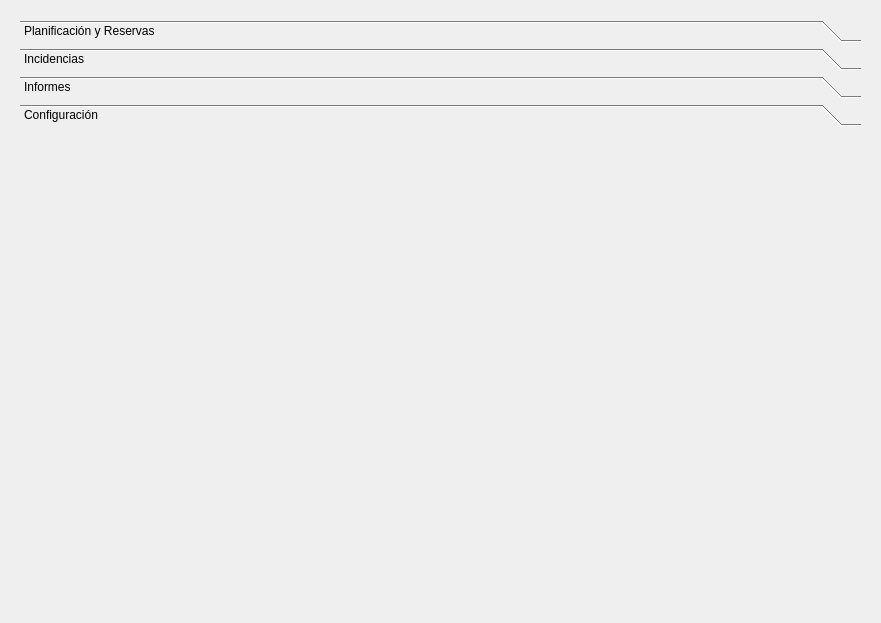
First picture: the form in carritos/view/carritos_ies.ui, repository angeloide78/carritos, before the edit.
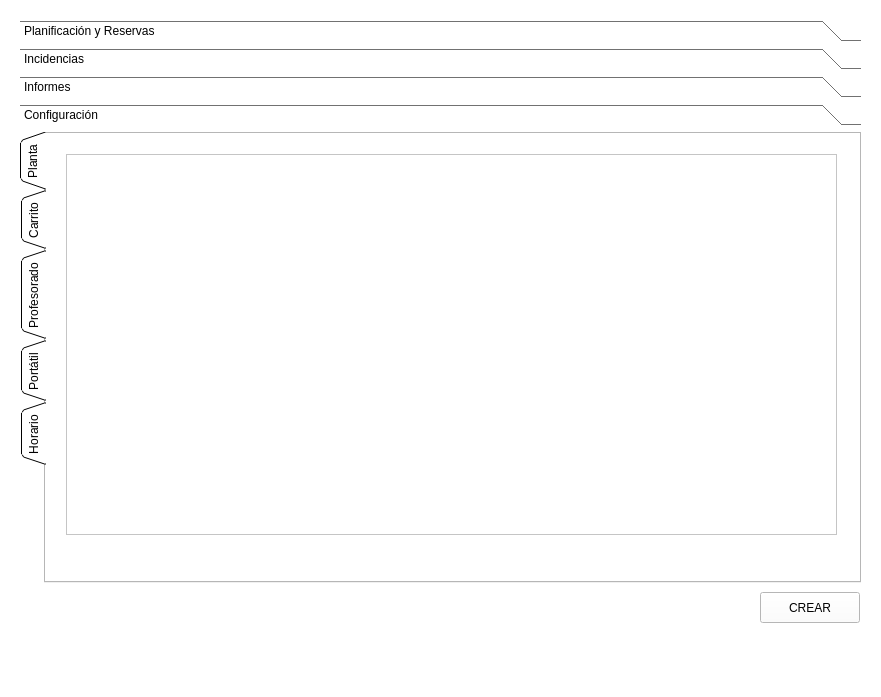
Second picture: the form after the edit. The open tabs and pages were chosen to show the change.

Patch:
```diff
--- a/carritos/view/carritos_ies.ui
+++ b/carritos/view/carritos_ies.ui
@@ -5,14 +5,462 @@
   <property name="windowModality">
    <enum>Qt::ApplicationModal</enum>
   </property>
+  <property name="enabled">
+   <bool>true</bool>
+  </property>
   <property name="geometry">
    <rect>
     <x>0</x>
     <y>0</y>
     <width>881</width>
-    <height>623</height>
+    <height>697</height>
    </rect>
   </property>
+  <property name="palette">
+   <palette>
+    <active>
+     <colorrole role="WindowText">
+      <brush brushstyle="SolidPattern">
+       <color alpha="255">
+        <red>0</red>
+        <green>0</green>
+        <blue>0</blue>
+       </color>
+      </brush>
+     </colorrole>
+     <colorrole role="Button">
+      <brush brushstyle="SolidPattern">
+       <color alpha="255">
+        <red>255</red>
+        <green>255</green>
+        <blue>255</blue>
+       </color>
+      </brush>
+     </colorrole>
+     <colorrole role="Light">
+      <brush brushstyle="SolidPattern">
+       <color alpha="255">
+        <red>255</red>
+        <green>255</green>
+        <blue>255</blue>
+       </color>
+      </brush>
+     </colorrole>
+     <colorrole role="Midlight">
+      <brush brushstyle="SolidPattern">
+       <color alpha="255">
+        <red>255</red>
+        <green>255</green>
+        <blue>255</blue>
+       </color>
+      </brush>
+     </colorrole>
+     <colorrole role="Dark">
+      <brush brushstyle="SolidPattern">
+       <color alpha="255">
+        <red>127</red>
+        <green>127</green>
+        <blue>127</blue>
+       </color>
+      </brush>
+     </colorrole>
+     <colorrole role="Mid">
+      <brush brushstyle="SolidPattern">
+       <color alpha="255">
+        <red>170</red>
+        <green>170</green>
+        <blue>170</blue>
+       </color>
+      </brush>
+     </colorrole>
+     <colorrole role="Text">
+      <brush brushstyle="SolidPattern">
+       <color alpha="255">
+        <red>0</red>
+        <green>0</green>
+        <blue>0</blue>
+       </color>
+      </brush>
+     </colorrole>
+     <colorrole role="BrightText">
+      <brush brushstyle="SolidPattern">
+       <color alpha="255">
+        <red>255</red>
+        <green>255</green>
+        <blue>255</blue>
+       </color>
+      </brush>
+     </colorrole>
+     <colorrole role="ButtonText">
+      <brush brushstyle="SolidPattern">
+       <color alpha="255">
+        <red>0</red>
+        <green>0</green>
+        <blue>0</blue>
+       </color>
+      </brush>
+     </colorrole>
+     <colorrole role="Base">
+      <brush brushstyle="SolidPattern">
+       <color alpha="255">
+        <red>255</red>
+        <green>255</green>
+        <blue>255</blue>
+       </color>
+      </brush>
+     </colorrole>
+     <colorrole role="Window">
+      <brush brushstyle="SolidPattern">
+       <color alpha="255">
+        <red>255</red>
+        <green>255</green>
+        <blue>255</blue>
+       </color>
+      </brush>
+     </colorrole>
+     <colorrole role="Shadow">
+      <brush brushstyle="SolidPattern">
+       <color alpha="255">
+        <red>0</red>
+        <green>0</green>
+        <blue>0</blue>
+       </color>
+      </brush>
+     </colorrole>
+     <colorrole role="AlternateBase">
+      <brush brushstyle="SolidPattern">
+       <color alpha="255">
+        <red>255</red>
+        <green>255</green>
+        <blue>255</blue>
+       </color>
+      </brush>
+     </colorrole>
+     <colorrole role="ToolTipBase">
+      <brush brushstyle="SolidPattern">
+       <color alpha="255">
+        <red>255</red>
+        <green>255</green>
+        <blue>220</blue>
+       </color>
+      </brush>
+     </colorrole>
+     <colorrole role="ToolTipText">
+      <brush brushstyle="SolidPattern">
+       <color alpha="255">
+        <red>0</red>
+        <green>0</green>
+        <blue>0</blue>
+       </color>
+      </brush>
+     </colorrole>
+     <colorrole role="PlaceholderText">
+      <brush brushstyle="SolidPattern">
+       <color alpha="128">
+        <red>0</red>
+        <green>0</green>
+        <blue>0</blue>
+       </color>
+      </brush>
+     </colorrole>
+    </active>
+    <inactive>
+     <colorrole role="WindowText">
+      <brush brushstyle="SolidPattern">
+       <color alpha="255">
+        <red>0</red>
+        <green>0</green>
+        <blue>0</blue>
+       </color>
+      </brush>
+     </colorrole>
+     <colorrole role="Button">
+      <brush brushstyle="SolidPattern">
+       <color alpha="255">
+        <red>255</red>
+        <green>255</green>
+        <blue>255</blue>
+       </color>
+      </brush>
+     </colorrole>
+     <colorrole role="Light">
+      <brush brushstyle="SolidPattern">
+       <color alpha="255">
+        <red>255</red>
+        <green>255</green>
+        <blue>255</blue>
+       </color>
+      </brush>
+     </colorrole>
+     <colorrole role="Midlight">
+      <brush brushstyle="SolidPattern">
+       <color alpha="255">
+        <red>255</red>
+        <green>255</green>
+        <blue>255</blue>
+       </color>
+      </brush>
+     </colorrole>
+     <colorrole role="Dark">
+      <brush brushstyle="SolidPattern">
+       <color alpha="255">
+        <red>127</red>
+        <green>127</green>
+        <blue>127</blue>
+       </color>
+      </brush>
+     </colorrole>
+     <colorrole role="Mid">
+      <brush brushstyle="SolidPattern">
+       <color alpha="255">
+        <red>170</red>
+        <green>170</green>
+        <blue>170</blue>
+       </color>
+      </brush>
+     </colorrole>
+     <colorrole role="Text">
+      <brush brushstyle="SolidPattern">
+       <color alpha="255">
+        <red>0</red>
+        <green>0</green>
+        <blue>0</blue>
+       </color>
+      </brush>
+     </colorrole>
+     <colorrole role="BrightText">
+      <brush brushstyle="SolidPattern">
+       <color alpha="255">
+        <red>255</red>
+        <green>255</green>
+        <blue>255</blue>
+       </color>
+      </brush>
+     </colorrole>
+     <colorrole role="ButtonText">
+      <brush brushstyle="SolidPattern">
+       <color alpha="255">
+        <red>0</red>
+        <green>0</green>
+        <blue>0</blue>
+       </color>
+      </brush>
+     </colorrole>
+     <colorrole role="Base">
+      <brush brushstyle="SolidPattern">
+       <color alpha="255">
+        <red>255</red>
+        <green>255</green>
+        <blue>255</blue>
+       </color>
+      </brush>
+     </colorrole>
+     <colorrole role="Window">
+      <brush brushstyle="SolidPattern">
+       <color alpha="255">
+        <red>255</red>
+        <green>255</green>
+        <blue>255</blue>
+       </color>
+      </brush>
+     </colorrole>
+     <colorrole role="Shadow">
+      <brush brushstyle="SolidPattern">
+       <color alpha="255">
+        <red>0</red>
+        <green>0</green>
+        <blue>0</blue>
+       </color>
+      </brush>
+     </colorrole>
+     <colorrole role="AlternateBase">
+      <brush brushstyle="SolidPattern">
+       <color alpha="255">
+        <red>255</red>
+        <green>255</green>
+        <blue>255</blue>
+       </color>
+      </brush>
+     </colorrole>
+     <colorrole role="ToolTipBase">
+      <brush brushstyle="SolidPattern">
+       <color alpha="255">
+        <red>255</red>
+        <green>255</green>
+        <blue>220</blue>
+       </color>
+      </brush>
+     </colorrole>
+     <colorrole role="ToolTipText">
+      <brush brushstyle="SolidPattern">
+       <color alpha="255">
+        <red>0</red>
+        <green>0</green>
+        <blue>0</blue>
+       </color>
+      </brush>
+     </colorrole>
+     <colorrole role="PlaceholderText">
+      <brush brushstyle="SolidPattern">
+       <color alpha="128">
+        <red>0</red>
+        <green>0</green>
+        <blue>0</blue>
+       </color>
+      </brush>
+     </colorrole>
+    </inactive>
+    <disabled>
+     <colorrole role="WindowText">
+      <brush brushstyle="SolidPattern">
+       <color alpha="255">
+        <red>127</red>
+        <green>127</green>
+        <blue>127</blue>
+       </color>
+      </brush>
+     </colorrole>
+     <colorrole role="Button">
+      <brush brushstyle="SolidPattern">
+       <color alpha="255">
+        <red>255</red>
+        <green>255</green>
+        <blue>255</blue>
+       </color>
+      </brush>
+     </colorrole>
+     <colorrole role="Light">
+      <brush brushstyle="SolidPattern">
+       <color alpha="255">
+        <red>255</red>
+        <green>255</green>
+        <blue>255</blue>
+       </color>
+      </brush>
+     </colorrole>
+     <colorrole role="Midlight">
+      <brush brushstyle="SolidPattern">
+       <color alpha="255">
+        <red>255</red>
+        <green>255</green>
+        <blue>255</blue>
+       </color>
+      </brush>
+     </colorrole>
+     <colorrole role="Dark">
+      <brush brushstyle="SolidPattern">
+       <color alpha="255">
+        <red>127</red>
+        <green>127</green>
+        <blue>127</blue>
+       </color>
+      </brush>
+     </colorrole>
+     <colorrole role="Mid">
+      <brush brushstyle="SolidPattern">
+       <color alpha="255">
+        <red>170</red>
+        <green>170</green>
+        <blue>170</blue>
+       </color>
+      </brush>
+     </colorrole>
+     <colorrole role="Text">
+      <brush brushstyle="SolidPattern">
+       <color alpha="255">
+        <red>127</red>
+        <green>127</green>
+        <blue>127</blue>
+       </color>
+      </brush>
+     </colorrole>
+     <colorrole role="BrightText">
+      <brush brushstyle="SolidPattern">
+       <color alpha="255">
+        <red>255</red>
+        <green>255</green>
+        <blue>255</blue>
+       </color>
+      </brush>
+     </colorrole>
+     <colorrole role="ButtonText">
+      <brush brushstyle="SolidPattern">
+       <color alpha="255">
+        <red>127</red>
+        <green>127</green>
+        <blue>127</blue>
+       </color>
+      </brush>
+     </colorrole>
+     <colorrole role="Base">
+      <brush brushstyle="SolidPattern">
+       <color alpha="255">
+        <red>255</red>
+        <green>255</green>
+        <blue>255</blue>
+       </color>
+      </brush>
+     </colorrole>
+     <colorrole role="Window">
+      <brush brushstyle="SolidPattern">
+       <color alpha="255">
+        <red>255</red>
+        <green>255</green>
+        <blue>255</blue>
+       </color>
+      </brush>
+     </colorrole>
+     <colorrole role="Shadow">
+      <brush brushstyle="SolidPattern">
+       <color alpha="255">
+        <red>0</red>
+        <green>0</green>
+        <blue>0</blue>
+       </color>
+      </brush>
+     </colorrole>
+     <colorrole role="AlternateBase">
+      <brush brushstyle="SolidPattern">
+       <color alpha="255">
+        <red>255</red>
+        <green>255</green>
+        <blue>255</blue>
+       </color>
+      </brush>
+     </colorrole>
+     <colorrole role="ToolTipBase">
+      <brush brushstyle="SolidPattern">
+       <color alpha="255">
+        <red>255</red>
+        <green>255</green>
+        <blue>220</blue>
+       </color>
+      </brush>
+     </colorrole>
+     <colorrole role="ToolTipText">
+      <brush brushstyle="SolidPattern">
+       <color alpha="255">
+        <red>0</red>
+        <green>0</green>
+        <blue>0</blue>
+       </color>
+      </brush>
+     </colorrole>
+     <colorrole role="PlaceholderText">
+      <brush brushstyle="SolidPattern">
+       <color alpha="128">
+        <red>0</red>
+        <green>0</green>
+        <blue>0</blue>
+       </color>
+      </brush>
+     </colorrole>
+    </disabled>
+   </palette>
+  </property>
+  <property name="mouseTracking">
+   <bool>false</bool>
+  </property>
   <property name="windowTitle">
    <string>Gestor de Carritos</string>
   </property>
@@ -22,7 +470,7 @@
      <x>20</x>
      <y>20</y>
      <width>841</width>
-     <height>581</height>
+     <height>631</height>
     </rect>
    </property>
    <property name="currentIndex">
@@ -444,12 +892,122 @@
       <x>0</x>
       <y>0</y>
       <width>841</width>
-      <height>461</height>
+      <height>499</height>
      </rect>
     </property>
     <attribute name="label">
      <string>Configuración</string>
     </attribute>
+    <widget class="QTabWidget" name="tabWidget">
+     <property name="geometry">
+      <rect>
+       <x>0</x>
+       <y>0</y>
+       <width>841</width>
+       <height>451</height>
+      </rect>
+     </property>
+     <property name="tabPosition">
+      <enum>QTabWidget::West</enum>
+     </property>
+     <property name="tabShape">
+      <enum>QTabWidget::Triangular</enum>
+     </property>
+     <property name="currentIndex">
+      <number>0</number>
+     </property>
+     <widget class="QWidget" name="tab">
+      <property name="autoFillBackground">
+       <bool>false</bool>
+      </property>
+      <attribute name="title">
+       <string>Planta</string>
+      </attribute>
+      <widget class="QTableWidget" name="tableWidget_2">
+       <property name="geometry">
+        <rect>
+         <x>20</x>
+         <y>20</y>
+         <width>771</width>
+         <height>381</height>
+        </rect>
+       </property>
+      </widget>
+     </widget>
+     <widget class="QWidget" name="tab_2">
+      <attribute name="title">
+       <string>Carrito</string>
+      </attribute>
+      <widget class="QTableWidget" name="tableWidget_3">
+       <property name="geometry">
+        <rect>
+         <x>20</x>
+         <y>20</y>
+         <width>771</width>
+         <height>381</height>
+        </rect>
+       </property>
+      </widget>
+     </widget>
+     <widget class="QWidget" name="tab_3">
+      <attribute name="title">
+       <string>Profesorado</string>
+      </attribute>
+      <widget class="QTableWidget" name="tableWidget_4">
+       <property name="geometry">
+        <rect>
+         <x>20</x>
+         <y>20</y>
+         <width>771</width>
+         <height>381</height>
+        </rect>
+       </property>
+      </widget>
+     </widget>
+     <widget class="QWidget" name="tab_4">
+      <attribute name="title">
+       <string>Portátil</string>
+      </attribute>
+      <widget class="QTableWidget" name="tableWidget_5">
+       <property name="geometry">
+        <rect>
+         <x>20</x>
+         <y>20</y>
+         <width>771</width>
+         <height>381</height>
+        </rect>
+       </property>
+      </widget>
+     </widget>
+     <widget class="QWidget" name="tab_5">
+      <attribute name="title">
+       <string>Horario</string>
+      </attribute>
+      <widget class="QTableWidget" name="tableWidget_6">
+       <property name="geometry">
+        <rect>
+         <x>20</x>
+         <y>20</y>
+         <width>771</width>
+         <height>381</height>
+        </rect>
+       </property>
+      </widget>
+     </widget>
+    </widget>
+    <widget class="QPushButton" name="pushButton_9">
+     <property name="geometry">
+      <rect>
+       <x>740</x>
+       <y>460</y>
+       <width>100</width>
+       <height>31</height>
+      </rect>
+     </property>
+     <property name="text">
+      <string>CREAR</string>
+     </property>
+    </widget>
    </widget>
   </widget>
  </widget>
```
Left out of the diff: 14 changed lines with no effect on the pictures.
